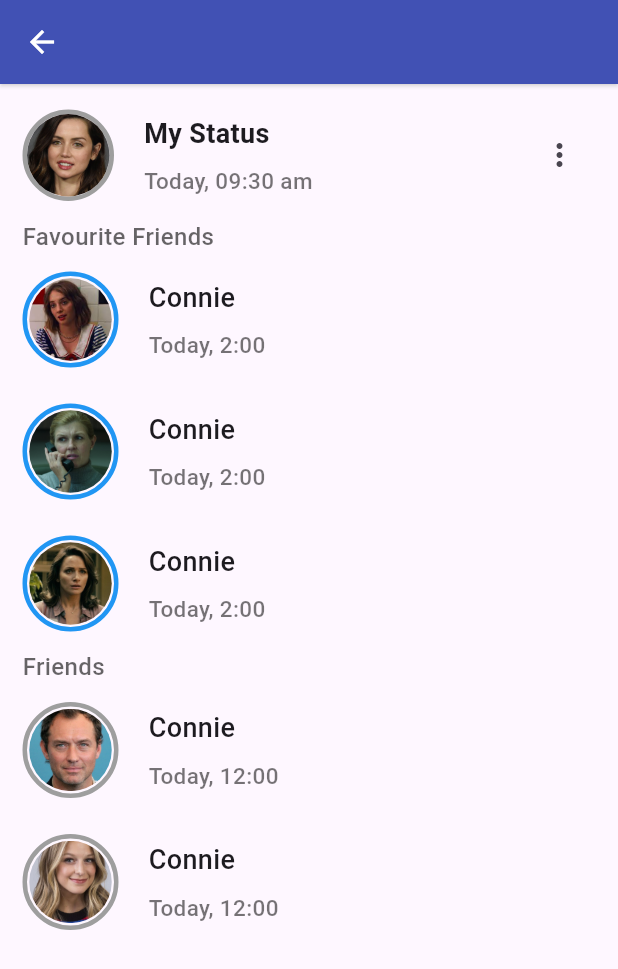
After one commit to valeroy51/chitchat, a Flutter app: the StatusWidget screen opened directly, on a phone screen of 412 x 824 dp. The commit adds this screen. Shown: the top 969 px of the screen. Run offline on Flutter 3.47's test engine with Material 3 defaults, Android fonts, the phone set to English and light mode, and no system bars; our stand-ins replace cached_network_image, cloud_firestore, emoji_picker_flutter, firebase_auth, firebase_core, firebase_messaging and 5 more; missing offline and left inert: flutter_notification_channel; accounts and stored records are empty.

Commit message:
status page

```diff
--- /dev/null
+++ b/lib/screen/status/StatusWidget.dart
@@ -0,0 +1,209 @@
+// ignore_for_file: prefer_const_literals_to_create_immutables, prefer_const_constructors
+
+import 'package:chitchat/api/api.dart';
+import 'package:chitchat/screen/profilescreen.dart';
+import 'package:chitchat/screen/status/StoryView.dart';
+import 'package:chitchat/screen/status/StoryViewed.dart';
+import 'package:flutter/material.dart';
+
+class StatusWidget extends StatelessWidget {
+  const StatusWidget({super.key});
+
+  void initState() {
+    apis.getSelfInfo();
+  }
+
+  @override
+  Widget build(BuildContext context) {
+    return Scaffold(
+      appBar: AppBar(),
+      body: SingleChildScrollView(
+        child: Padding(
+          padding: const EdgeInsets.symmetric(horizontal: 15, vertical: 5),
+          child: Column(children: [
+            Container(
+              child: Row(children: [
+                Container(
+                  margin: EdgeInsets.symmetric(vertical: 12),
+                  decoration: BoxDecoration(
+                      borderRadius: BorderRadius.circular(40),
+                      border: Border.all(color: Colors.grey, width: 3)),
+                  padding: EdgeInsets.all(0),
+                  child: ClipRRect(
+                    borderRadius: BorderRadius.circular(40),
+                    child: Image.asset(
+                      "img/status1.jpg",
+                      height: 55,
+                      width: 55,
+                      fit: BoxFit.cover,
+                    ),
+                  ),
+                ),
+                Padding(
+                  padding: const EdgeInsets.only(left: 20),
+                  child: Column(
+                    crossAxisAlignment: CrossAxisAlignment.start,
+                    children: [
+                      Text(
+                        "My Status",
+                        style: TextStyle(
+                            fontSize: 18, fontWeight: FontWeight.bold),
+                      ),
+                      SizedBox(
+                        height: 8.0,
+                      ),
+                      Text(
+                        "Today, 09:30 am",
+                        style: TextStyle(
+                            fontSize: 15,
+                            fontWeight: FontWeight.w500,
+                            color: Colors.black54),
+                      )
+                    ],
+                  ),
+                ),
+                Spacer(),
+                IconButton(
+                    onPressed: () {
+                      Navigator.push(
+                          context,
+                          MaterialPageRoute(
+                              builder: (_) => ProfileScreen(
+                                    user: apis.me,
+                                  )));
+                    },
+                    icon: const Icon(Icons.more_vert)),
+              ]),
+            ),
+            Container(
+              alignment: Alignment.centerLeft,
+              child: Text(
+                "Favourite Friends",
+                style: TextStyle(
+                    fontWeight: FontWeight.w500,
+                    fontSize: 16,
+                    color: Colors.black.withOpacity(0.6)),
+              ),
+            ),
+            for (int i = 1; i <= 3; i++)
+              Container(
+                margin: EdgeInsets.symmetric(vertical: 12),
+                child: Row(
+                  children: [
+                    GestureDetector(
+                      onTap: () => Navigator.push(
+                          context,
+                          MaterialPageRoute(
+                              builder: (context) => StoryPageView())),
+                      child: Container(
+                        padding: EdgeInsets.all(1.5),
+                        decoration: BoxDecoration(
+                            borderRadius: BorderRadius.circular(40),
+                            border: Border.all(color: Colors.blue, width: 3)),
+                        child: ClipRRect(
+                          borderRadius: BorderRadius.circular(40),
+                          child: Image.asset(
+                            "img/status$i.jpeg",
+                            height: 55,
+                            width: 55,
+                            fit: BoxFit.cover,
+                          ),
+                        ),
+                      ),
+                    ),
+                    Padding(
+                      padding: EdgeInsets.only(left: 20),
+                      child: Column(
+                          crossAxisAlignment: CrossAxisAlignment.start,
+                          children: [
+                            Text(
+                              "Connie",
+                              style: TextStyle(
+                                fontSize: 18,
+                                fontWeight: FontWeight.w500,
+                              ),
+                            ),
+                            SizedBox(
+                              height: 8,
+                            ),
+                            Text(
+                              "Today, 2:00",
+                              style: TextStyle(
+                                  fontSize: 15,
+                                  fontWeight: FontWeight.w500,
+                                  color: Colors.black54),
+                            )
+                          ]),
+                    ),
+                  ],
+                ),
+              ),
+            Container(
+              alignment: Alignment.centerLeft,
+              child: Text(
+                "Friends",
+                style: TextStyle(
+                    fontWeight: FontWeight.w500,
+                    fontSize: 16,
+                    color: Colors.black.withOpacity(0.6)),
+              ),
+            ),
+            for (int i = 4; i <= 5; i++)
+              Container(
+                margin: EdgeInsets.symmetric(vertical: 12),
+                child: Row(
+                  children: [
+                    GestureDetector(
+                      onTap: () => Navigator.push(
+                          context,
+                          MaterialPageRoute(
+                              builder: (context) => StoryPageViewed())),
+                      child: Container(
+                        padding: EdgeInsets.all(1.5),
+                        decoration: BoxDecoration(
+                            borderRadius: BorderRadius.circular(40),
+                            border: Border.all(color: Colors.grey, width: 3)),
+                        child: ClipRRect(
+                          borderRadius: BorderRadius.circular(40),
+                          child: Image.asset(
+                            "img/status$i.jpg",
+                            height: 55,
+                            width: 55,
+                            fit: BoxFit.cover,
+                          ),
+                        ),
+                      ),
+                    ),
+                    Padding(
+                      padding: EdgeInsets.only(left: 20),
+                      child: Column(
+                          crossAxisAlignment: CrossAxisAlignment.start,
+                          children: [
+                            Text(
+                              "Connie",
+                              style: TextStyle(
+                                fontSize: 18,
+                                fontWeight: FontWeight.w500,
+                              ),
+                            ),
+                            SizedBox(
+                              height: 8,
+                            ),
+                            Text(
+                              "Today, 12:00",
+                              style: TextStyle(
+                                  fontSize: 15,
+                                  fontWeight: FontWeight.w500,
+                                  color: Colors.black54),
+                            )
+                          ]),
+                    ),
+                  ],
+                ),
+              )
+          ]),
+        ),
+      ),
+    );
+  }
+}
--- a/pubspec.yaml
+++ b/pubspec.yaml
@@ -49,3 +49,9 @@ flutter:
     - img/Logo dark.png
     - img/camera.png
     - img/gallery.png
+    - img/status1.jpg
+    - img/status1.jpeg
+    - img/status2.jpeg
+    - img/status3.jpeg
+    - img/status4.jpg
+    - img/status5.jpg
```
Also changed, not shown: lib/StatusPageUI/HeadOwnStatus.dart (deleted, +0 -41 lines), lib/StatusPageUI/OtherStatus.dart (deleted, +0 -81 lines), lib/screen/homescreen.dart (+13 -2 lines), lib/screen/status/StatusPage.dart (deleted, +0 -173 lines), lib/screen/status/StoryViewed.dart (added, +31 -0 lines), img/status1.jpeg (added), img/status1.jpg (added), img/status2.jpeg (added), img/status3.jpeg (added), img/status4.jpg (added), img/status5.jpg (added).
